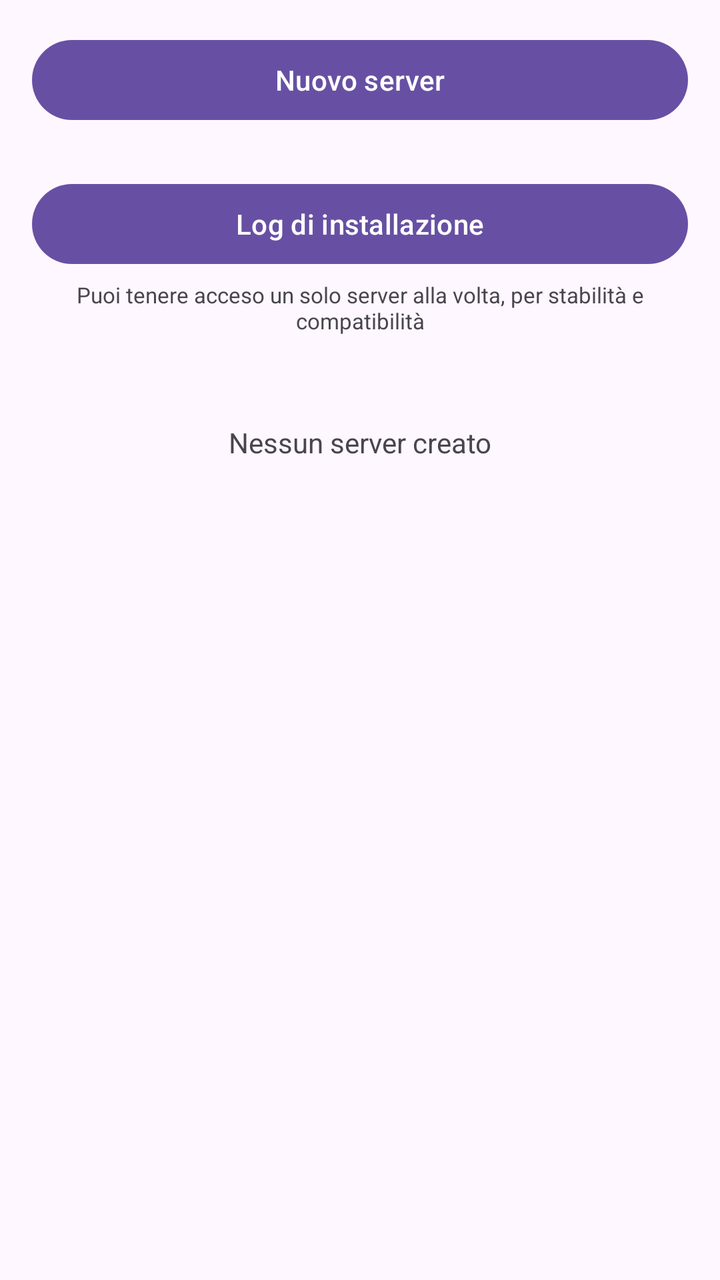
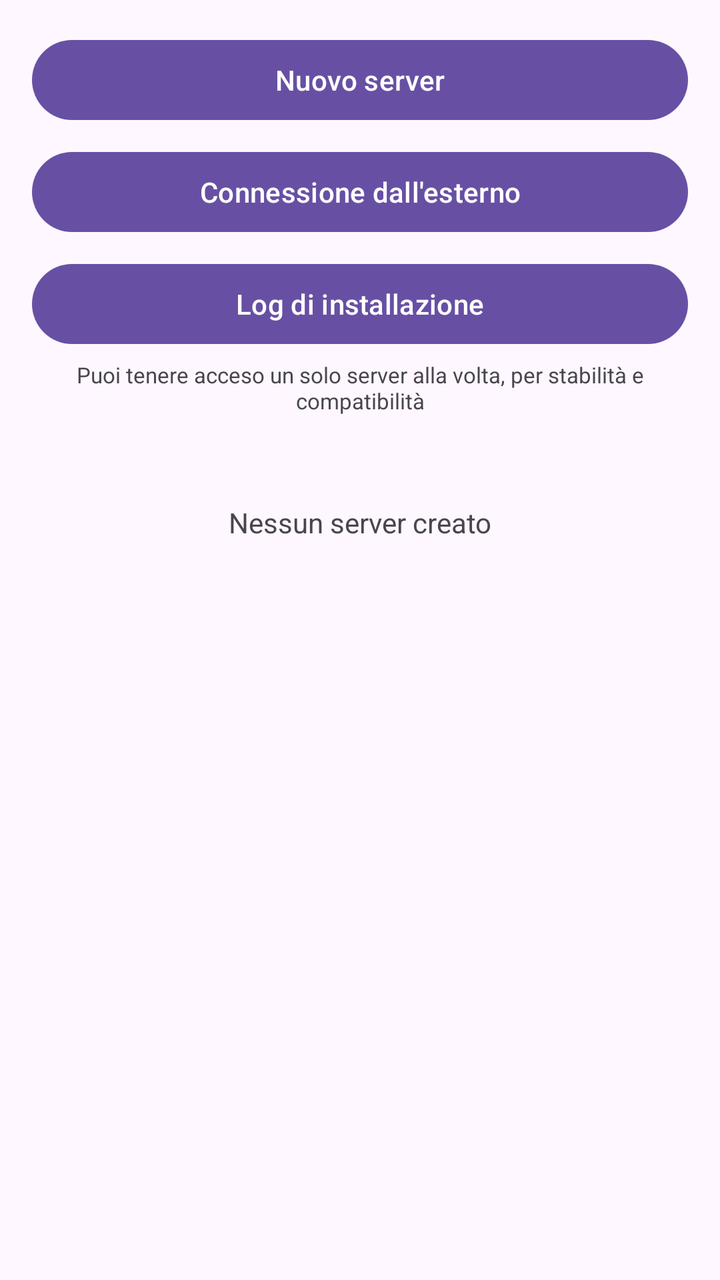

An Android layout rendered at two revisions. The XML below is the earlier revision; the diff shows what the commit changed to produce the second picture.
<!-- AndroidManifest.xml: application theme Theme.Material3.DayNight -->
<!-- res/layout/activity_main.xml -->
<?xml version="1.0" encoding="utf-8"?>
<LinearLayout xmlns:android="http://schemas.android.com/apk/res/android"
    android:layout_width="match_parent"
    android:layout_height="match_parent"
    android:orientation="vertical"
    android:padding="16dp">

    <Button
        android:id="@+id/buttonNewServer"
        android:layout_width="match_parent"
        android:layout_height="wrap_content"
        android:text="Nuovo server"
        android:layout_marginBottom="16dp" />

    <Button
        android:id="@+id/buttonInstallLogs"
        android:layout_width="match_parent"
        android:layout_height="wrap_content"
        android:layout_marginTop="8dp"
        android:text="Log di installazione" />

    <TextView
        android:layout_width="match_parent"
        android:layout_height="wrap_content"
        android:text="Puoi tenere acceso un solo server alla volta, per stabilità e compatibilità"
        android:textSize="11sp"
        android:gravity="center"
        android:layout_marginTop="4dp"
        android:layout_marginBottom="12dp" />

    <TextView
        android:id="@+id/textEmptyState"
        android:layout_width="match_parent"
        android:layout_height="wrap_content"
        android:text="Nessun server creato"
        android:gravity="center"
        android:layout_marginTop="32dp" />

    <androidx.recyclerview.widget.RecyclerView
        android:id="@+id/recyclerServers"
        android:layout_width="match_parent"
        android:layout_height="match_parent" />

</LinearLayout>
<!-- resources referenced by this layout -->
<resources>

</resources>

<!-- the commit's change to res/layout/activity_main.xml (unified diff, before → after) -->
@@ -10,7 +10,13 @@
         android:layout_width="match_parent"
         android:layout_height="wrap_content"
         android:text="Nuovo server"
-        android:layout_marginBottom="16dp" />
+        android:layout_marginBottom="8dp" />
+
+    <Button
+        android:id="@+id/buttonNetwork"
+        android:layout_width="match_parent"
+        android:layout_height="wrap_content"
+        android:text="Connessione dall'esterno" />
 
     <Button
         android:id="@+id/buttonInstallLogs"
